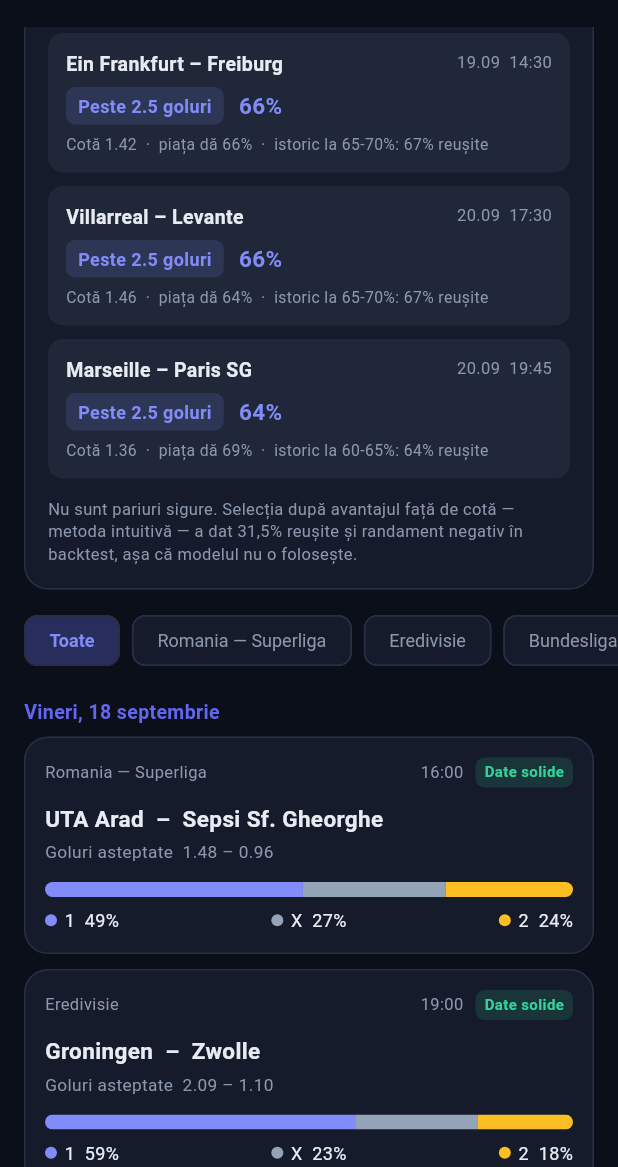
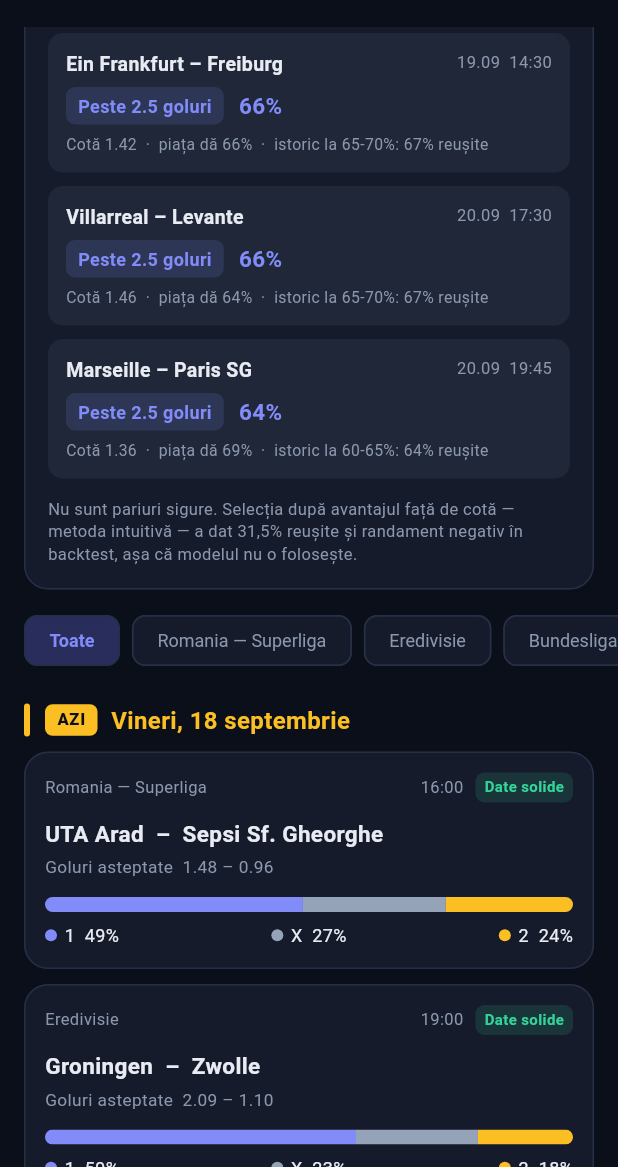
Before and after one commit to alexdedu/analiza-meciuri, a Flutter app: the screen it shows after launch, scrolled down 576 dp, on a phone screen of 412 x 824 dp, the part 69-1236 px from its top. Run offline on Flutter 3.47's test engine with Material 3 defaults, Android fonts, the phone set to English and light mode, and no system bars; our stand-ins replace shared_preferences; network calls fail.

Commit message:
Actualizare aplicatie

```diff
--- a/app/lib/home_screen.dart
+++ b/app/lib/home_screen.dart
@@ -173,7 +173,8 @@
               padding: EdgeInsets.all(32),
               child: Center(
                 child: Text(
-                  'Niciun meci disponibil.\nRuleaza predict.py pentru a genera predictii noi.',
+                  'Niciun meci în următoarele 3 zile.\n'
+                  'Lista se actualizează singură de câteva ori pe zi.',
                   textAlign: TextAlign.center,
                   style: TextStyle(color: AppColors.textSecondary),
                 ),
@@ -181,16 +182,7 @@
             ),
           ),
         for (final day in days) ...[
-          SliverToBoxAdapter(
-            child: Padding(
-              padding: const EdgeInsets.fromLTRB(16, 18, 16, 8),
-              child: Text(
-                _formatDay(day),
-                style: const TextStyle(
-                    fontSize: 13, fontWeight: FontWeight.w600, color: AppColors.accent),
-              ),
-            ),
-          ),
+          SliverToBoxAdapter(child: DayHeader(day: day)),
           SliverList.separated(
             itemCount: byDate[day]!.length,
             separatorBuilder: (_, __) => const SizedBox(height: 10),
@@ -218,9 +210,76 @@
     );
   }
 
-  static String _formatDay(DateTime day) {
+}
+
+/// Antetul unei zile din lista.
+///
+/// Intr-o fereastra de trei zile, "AZI" si "MAINE" spun mai mult dintr-o
+/// privire decat data calendaristica, asa ca apar primele.
+class DayHeader extends StatelessWidget {
+  const DayHeader({super.key, required this.day});
+
+  final DateTime day;
+
+  @override
+  Widget build(BuildContext context) {
+    final acum = DateTime.now();
+    final azi = DateTime(acum.year, acum.month, acum.day);
+    final diferenta = DateTime(day.year, day.month, day.day).difference(azi).inDays;
+    final eticheta = switch (diferenta) {
+      0 => 'AZI',
+      1 => 'MÂINE',
+      _ => null,
+    };
+
     final text = DateFormat("EEEE, d MMMM", 'ro').format(day);
-    return text[0].toUpperCase() + text.substring(1);
+    final data = text[0].toUpperCase() + text.substring(1);
+
+    return Padding(
+      padding: const EdgeInsets.fromLTRB(16, 22, 16, 10),
+      child: Row(
+        children: [
+          Container(
+            width: 4,
+            height: 22,
+            decoration: BoxDecoration(
+              color: AppColors.highlight,
+              borderRadius: BorderRadius.circular(2),
+            ),
+          ),
+          const SizedBox(width: 10),
+          if (eticheta != null) ...[
+            Container(
+              padding: const EdgeInsets.symmetric(horizontal: 8, vertical: 3),
+              decoration: BoxDecoration(
+                color: AppColors.highlight,
+                borderRadius: BorderRadius.circular(5),
+              ),
+              child: Text(eticheta,
+                  style: const TextStyle(
+                    fontSize: 11,
+                    fontWeight: FontWeight.w800,
+                    letterSpacing: 0.5,
+                    color: AppColors.background,
+                  )),
+            ),
+            const SizedBox(width: 9),
+          ],
+          Flexible(
+            child: Text(
+              data,
+              maxLines: 1,
+              overflow: TextOverflow.ellipsis,
+              style: const TextStyle(
+                fontSize: 16,
+                fontWeight: FontWeight.w700,
+                color: AppColors.highlight,
+              ),
+            ),
+          ),
+        ],
+      ),
+    );
   }
 }
 
--- a/app/lib/theme.dart
+++ b/app/lib/theme.dart
@@ -21,6 +21,9 @@
   static const positive = Color(0xFF34D399);
   static const negative = Color(0xFFF87171);
   static const warning = Color(0xFFFBBF24);
+
+  /// Chihlimbar, folosit ca sa iasa in evidenta anteturile de zi.
+  static const highlight = Color(0xFFFBBF24);
 
   static const textPrimary = Color(0xFFE8EBF2);
   static const textSecondary = Color(0xFF8B97AD);
```
Also changed, not shown: 2 other files.
